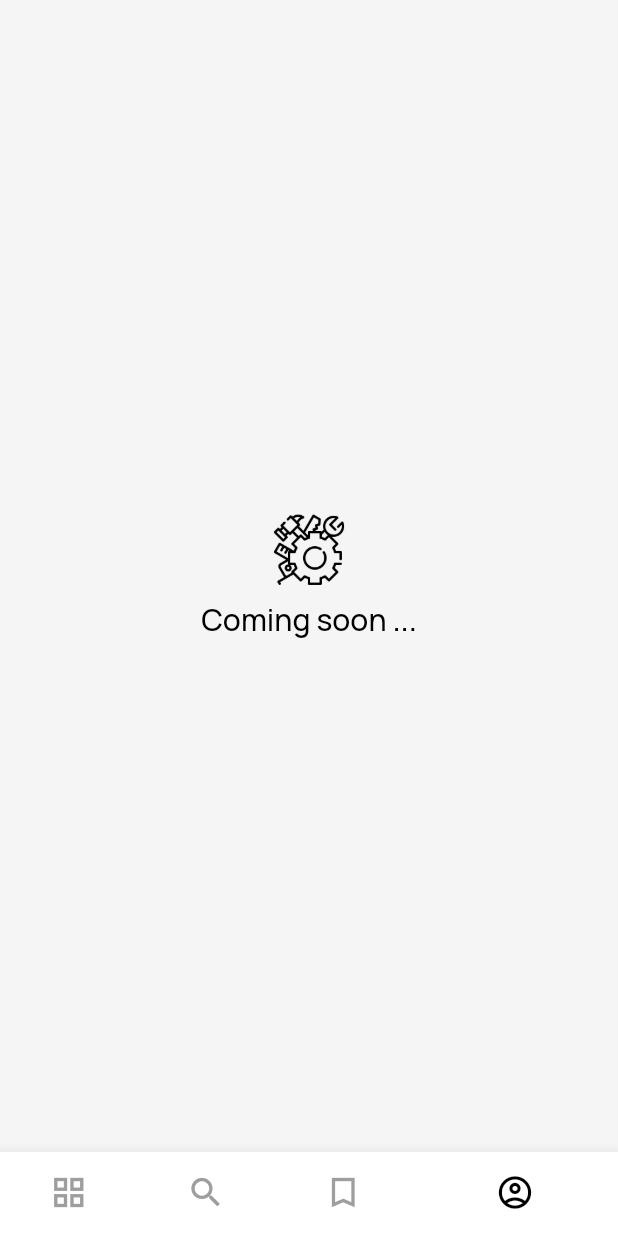
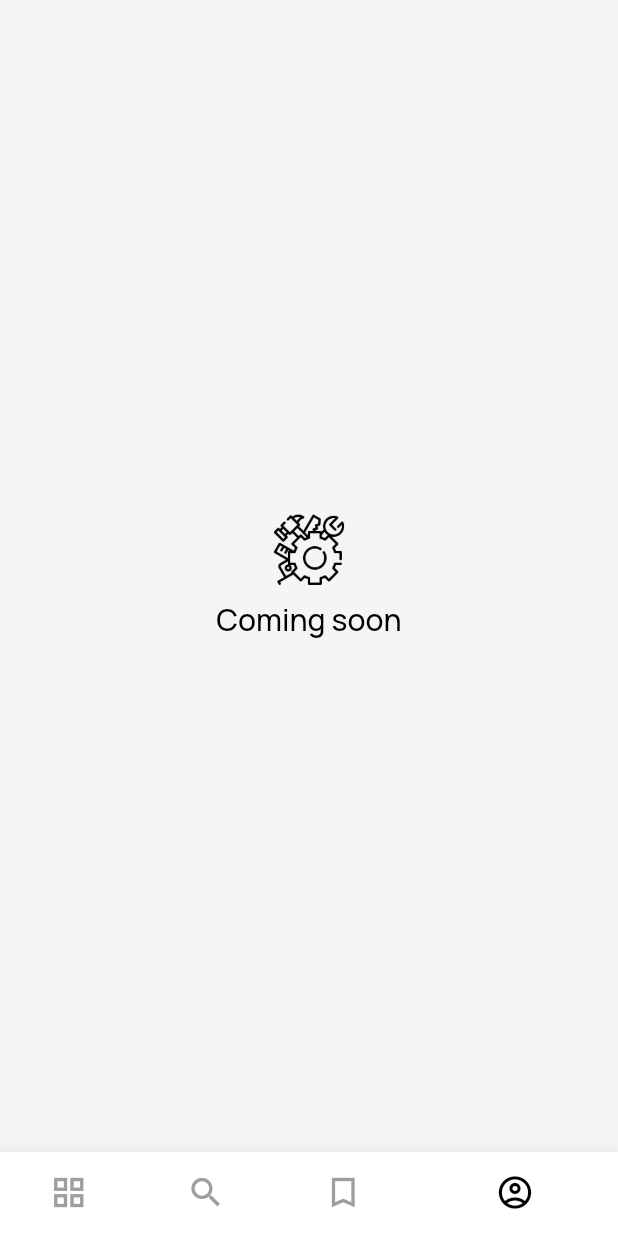
Before and after one commit to quangdt4/flutter-wallpapers, a Flutter app: the screen it shows after launch, item 4 of the bottom bar chosen, on a phone screen of 412 x 824 dp. Run offline on Flutter 3.47's test engine with Material 2 defaults, Android fonts, the phone set to English and light mode, and no system bars; our stand-ins replace animate_do, dio, flutter_bloc, retrofit; network calls fail.

Commit message:
update ui

```diff
--- a/lib/ui/home/widget/tab_profile.dart
+++ b/lib/ui/home/widget/tab_profile.dart
@@ -25,7 +25,7 @@ class _TabProfileState extends State<TabProfile> {
                   width: 50, height: 50),
               const SizedBox(height: 8),
               const Text(
-                "Coming soon ...",
+                "Coming soon",
                 style: TextStyle(
                   color: Colors.black,
                   fontWeight: FontWeight.normal,
```
Also changed, not shown: 2 other files.
